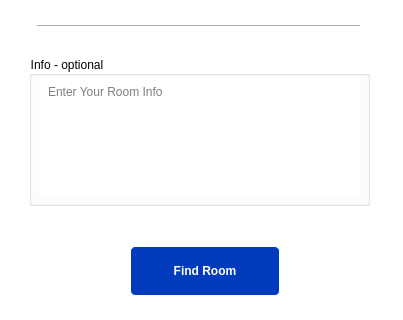
First picture: the form in src/addroomwindow.ui, repository aligrand/Zapchat, before the edit; both pictures show x 0 to 403 and y 294 to 614 of the 403 by 614 pixel window.
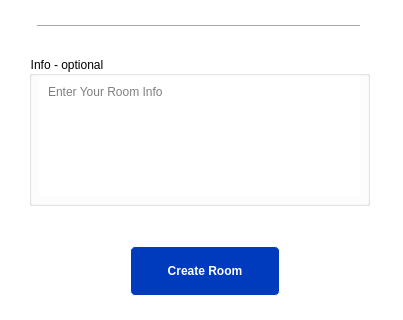
Second picture: the form after the edit. Icons and pictures are not drawn.

What changed in the file:
```diff
--- a/src/addroomwindow.ui
+++ b/src/addroomwindow.ui
@@ -83,7 +83,7 @@
 </string>
     </property>
     <property name="text">
-     <string>Find Room</string>
+     <string>Create Room</string>
     </property>
    </widget>
    <widget class="QLabel" name="profile_pic">
```
